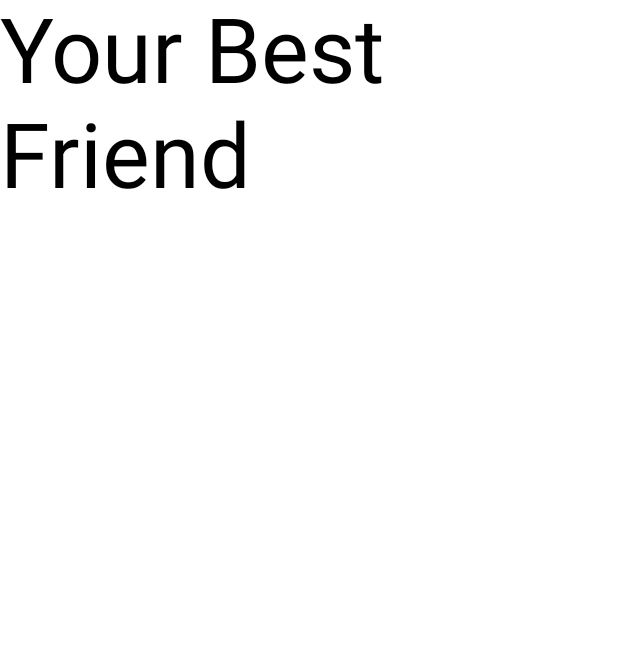
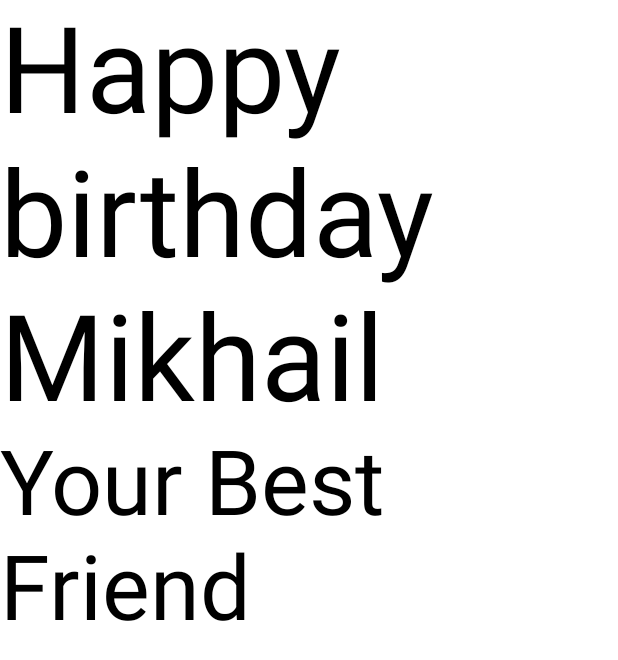
Before and after one commit to elmario89/android, an Android app built with Jetpack Compose: the @Preview function BirthdayAppPreview, on a phone screen of 412 x 824 dp. Shown: the top 660 px of the screen. Run offline under Robolectric (Android 15) with nearby library versions, the light colour scheme and no system bars; missing, so only their content is drawn: BirthdayAppTheme.

Commit message:
Add GreetingText to setContent

```diff
--- a/app/src/main/java/com/example/birthdayapp/MainActivity.kt
+++ b/app/src/main/java/com/example/birthdayapp/MainActivity.kt
@@ -3,7 +3,7 @@ package com.example.birthdayapp
 import android.os.Bundle
 import androidx.activity.ComponentActivity
 import androidx.activity.compose.setContent
-import androidx.compose.foundation.layout.Row
+import androidx.compose.foundation.layout.Column
 import androidx.compose.foundation.layout.fillMaxSize
 import androidx.compose.material3.MaterialTheme
 import androidx.compose.material3.Surface
@@ -24,6 +24,7 @@ class MainActivity : ComponentActivity() {
                     modifier = Modifier.fillMaxSize(),
                     color = MaterialTheme.colorScheme.background
                 ) {
+                    GreetingText(message = "Happy Birthday Mikhail", from = "From Mikhail")
                 }
             }
         }
@@ -36,16 +37,16 @@ fun GreetingText(
     modifier: Modifier = Modifier,
     from: String = "Your Best Friend",
 ) {
-    Row {
+    Column(modifier = modifier) {
+        Text(
+            text = message,
+            fontSize = 80.sp,
+            lineHeight = 96.sp
+        )
         Text(
             text = from,
             fontSize = 60.sp,
             lineHeight = 70.sp
-        )
-        Text(
-            text = message,
-            fontSize = 80.sp,
-            lineHeight = 96.sp
         )
     }
 }
```
